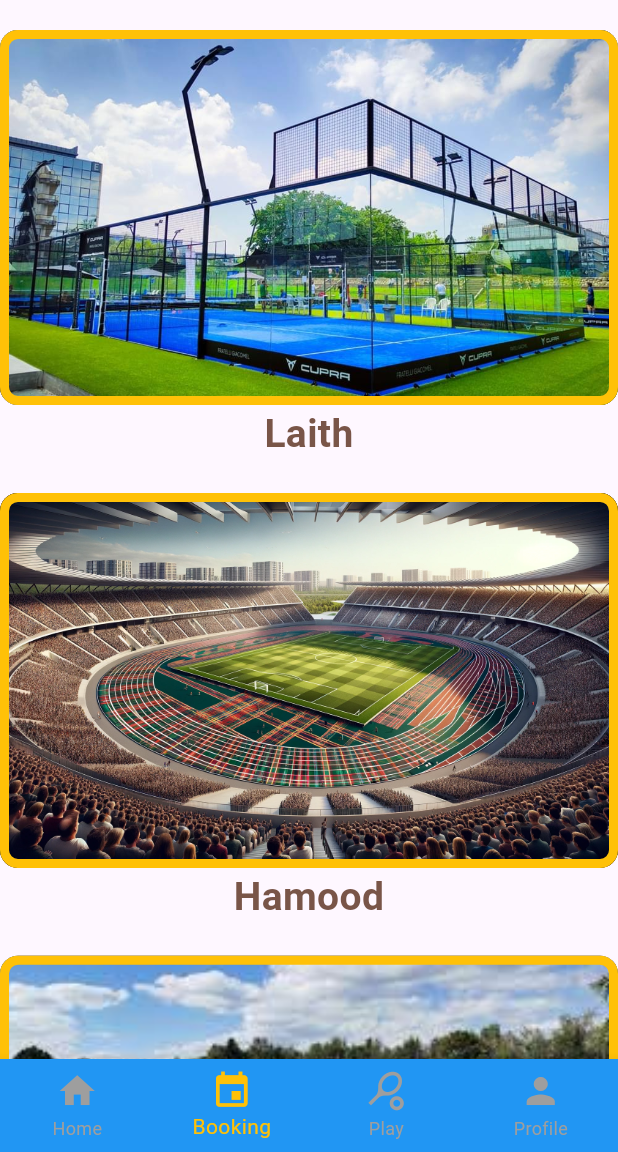
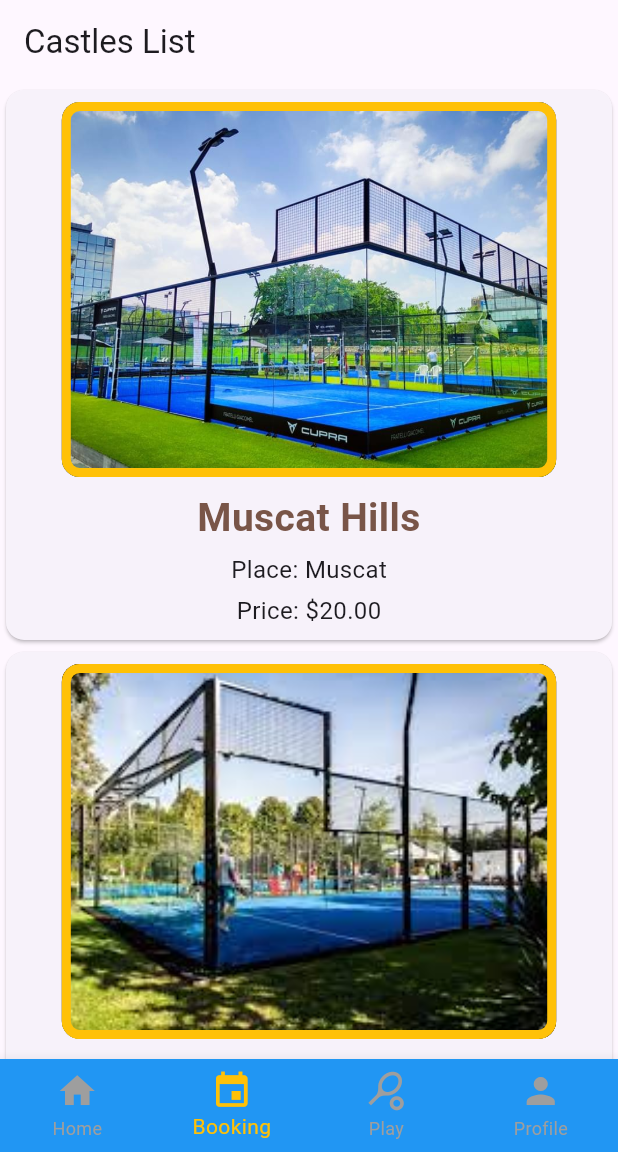
Before and after one commit to khalid21sa/moplieproject, a Flutter app: the screen it shows after launch, item 2 of the bottom bar chosen, on a phone screen of 412 x 824 dp, the part 84-1236 px from its top. Run offline on Flutter 3.47's test engine with Material 3 defaults, Android fonts, the phone set to English and light mode, and no system bars; our stand-ins replace firebase_core, firebase_database; accounts and stored records are empty.

Commit message:
add card desigan

```diff
--- a/lib/main.dart
+++ b/lib/main.dart
@@ -3,6 +3,8 @@ import 'package:flutter/material.dart';
 import 'package:firebase_core/firebase_core.dart';
 import 'package:firebase_database/firebase_database.dart';
 import 'package:moplieproject/pages/booking_page.dart';
+import 'package:moplieproject/pages/data/DatabaseHelper.dart';
+import 'package:moplieproject/pages/data/list.dart';
 import 'package:moplieproject/pages/home_page.dart';
 import 'package:moplieproject/pages/play_page.dart';
 import 'package:moplieproject/pages/profile_page.dart';
@@ -11,7 +13,9 @@ Future<void> main() async {
   WidgetsFlutterBinding.ensureInitialized();
   await Firebase.initializeApp();
   final databaseRef = FirebaseDatabase.instance.reference();
+  var lll=fortList;
   databaseRef.child('messages').push().set({'message': 'HelloWorld'});
+  DatabaseHelper.createFirebaseRealtimeDBWithUniqueIDs('padlecourt', lll);
   runApp(MyApp());
 }
 
--- a/lib/pages/booking_page.dart
+++ b/lib/pages/booking_page.dart
@@ -1,38 +1,12 @@
 import 'package:flutter/material.dart';
 import 'ImageDecoration.dart';
+import 'data/MyTextScreen.dart';
 import 'imageCaption.dart';
 
 
 class Booking extends StatelessWidget {
   @override
   Widget build(BuildContext context) {
-    return Scaffold(
-      body: Center(
-        child: ListView(
-          //mainAxisAlignment: MainAxisAlignment.center,
-          children: const <Widget>[
-            SizedBox(height: 20),
-            ImageDecoration(imagePath: "f1.jpg"),
-            imageCaption(caption: "Laith"),
-            SizedBox(height: 20),
-            ImageDecoration(imagePath: "s1.webp"),
-            imageCaption(caption: "Hamood"),
-            SizedBox(height: 20),
-            ImageDecoration(imagePath: "f5.jpeg"),
-            imageCaption(caption: "Laith"),
-            SizedBox(height: 20),
-            ImageDecoration(imagePath: "f6.jpg"),
-            imageCaption(caption: "Laith"),
-            SizedBox(height: 20),
-            ImageDecoration(imagePath: "f1.jpg"),
-            imageCaption(caption: "Laith"),
-            SizedBox(height: 20),
-            ImageDecoration(imagePath: "f2.jpeg"),
-            imageCaption(caption: "Laith"),
-            SizedBox(height: 20),
-          ],
-        ),
-      ),
-    );
+    return MyTextScreen();
   }
 }
--- a/lib/pages/data/DatabaseHelper.dart
+++ b/lib/pages/data/DatabaseHelper.dart
@@ -43,7 +43,7 @@ class DatabaseHelper {
   static void readFirebaseRealtimeDBMain(
       Function(List<court>) castleListCallback) {
     DatabaseReference databaseReference = FirebaseDatabase.instance.ref();
-    databaseReference.child("castles").onValue.listen((castleDataJson) {
+    databaseReference.child("padlecourt").onValue.listen((castleDataJson) {
       if (castleDataJson.snapshot.exists) {
         CourtData castleData;
         court castle;
--- /dev/null
+++ b/lib/pages/data/MyTextScreen.dart
@@ -0,0 +1,73 @@
+import 'package:flutter/cupertino.dart';
+import 'package:flutter/material.dart';
+
+import '../ImageDecoration.dart';
+import '../imageCaption.dart';
+import 'DatabaseHelper.dart';
+import 'court_model.dart';
+
+class MyTextScreen extends StatefulWidget {
+  const MyTextScreen({Key? key});
+
+  @override
+  State<MyTextScreen> createState() => _MyTextScreenState();
+}
+
+class _MyTextScreenState extends State<MyTextScreen> {
+  List<court> castleList = [];
+
+  @override
+  void initState() {
+    super.initState();
+    DatabaseHelper.readFirebaseRealtimeDBMain((List<court> castleList) {
+      setState(() {
+        this.castleList = castleList;
+      });
+    });
+  }
+
+  @override
+  Widget build(BuildContext context) {
+    return Scaffold(
+        appBar: AppBar(
+        title: Text('Castles List'),
+    ),
+    body: castleList.isEmpty
+    ? Center(child: CircularProgressIndicator()) // Show a loading indicator while the data is being fetched
+        : ListView.builder(
+    itemCount: castleList.length,
+    itemBuilder: (context, index) {
+    court castle = castleList[index];
+    return Card(
+    child: Padding(
+    padding: const EdgeInsets.all(8.0),
+    child: Column(
+    crossAxisAlignment: CrossAxisAlignment.center,
+    children: [
+    ImageDecoration(imagePath: '${castle.courtData?.imagePath ?? ''}',),
+
+    SizedBox(height: 8),
+    imageCaption(caption:'${castle.courtData?.name ?? 'No Name'}'),
+      SizedBox(height: 4),
+      Text(
+        'Place: ${castle.courtData?.place ?? 'Unknown'}',
+        style: TextStyle(
+          fontSize: 16,
+        ),
+      ),
+      SizedBox(height: 4),
+      Text(
+        'Price: \$${castle.courtData?.ticketPrice?.toStringAsFixed(2) ?? '0.00'}',
+        style: TextStyle(
+          fontSize: 16,
+        ),
+      ),
+    ],
+    ),
+    ),
+    );
+    },
+    ),
+    );
+  }
+}
--- a/lib/pages/data/list.dart
+++ b/lib/pages/data/list.dart
@@ -3,7 +3,7 @@ List<Map<String,dynamic>> fortList = [
     'name':'Muscat Hills',
     'image':'f1.jpg',
     'place':'Muscat',
-    'price':20,
+    'ticket_price':20,
   },
   {
     'name':'Big Wall',
```
